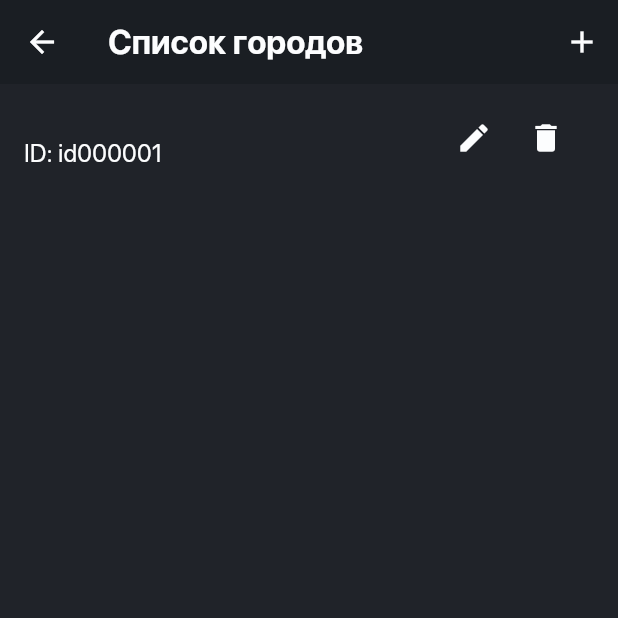
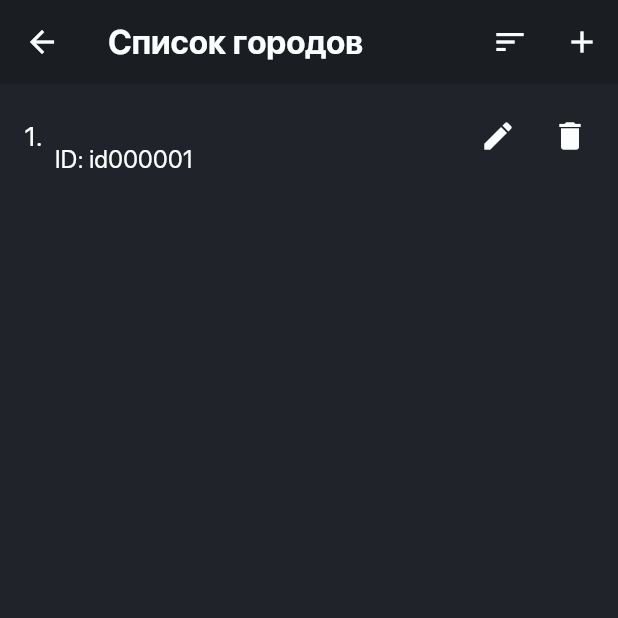
Before and after one commit to McAr0v/dvij_flutter, a Flutter app: the CityEditScreen screen opened directly, after a tap on "Опубликовать", on a phone screen of 412 x 824 dp, the top half of it. Run offline on Flutter 3.47's test engine with Material 3 defaults, Android fonts, the phone set to English and light mode, and no system bars; our stand-ins replace firebase_auth, firebase_core, firebase_database, firebase_storage, flutter_svg, image_picker; accounts and stored records are empty; project files that could hold a hidden picture were left out.

Commit message:
Create cities list item in cities list screen

```diff
--- a/lib/cities/city_class.dart
+++ b/lib/cities/city_class.dart
@@ -80,9 +80,17 @@ class City {
     }
   }
 
+  static void sortCitiesByName(List<City> cities, bool order) {
+
+    if (order) cities.sort((a, b) => a.name.compareTo(b.name));
+    else {
+      cities.sort((a, b) => b.name.compareTo(a.name));
+    }
+  }
+
   // Метод для получения списка городов из Firebase
 
-  static Future<List<City>> getCities() async {
+  static Future<List<City>> getCities({bool order = true}) async {
 
     List<City> cities = [];
 
@@ -101,6 +109,8 @@ class City {
       // и обавляем в список городов
       cities.add(City.fromSnapshot(childSnapshot));
     }
+
+    sortCitiesByName(cities, order);
 
     // Возвращаем список
     return cities;
--- /dev/null
+++ b/lib/elements/cities_elements/city_element_in_cities_screen.dart
@@ -0,0 +1,87 @@
+import 'package:flutter/material.dart';
+import '../../cities/city_class.dart';
+import '../../screens/cities_screens/city_add_or_edit_screen.dart';
+
+class CityElementInCitiesScreen extends StatelessWidget {
+  final List<City> cities;
+  final Function(String) onDeleteCity;
+
+  const CityElementInCitiesScreen({Key? key, required this.cities, required this.onDeleteCity})
+      : super(key: key);
+
+  @override
+  Widget build(BuildContext context) {
+    return _buildCitiesList();
+  }
+
+  Widget _buildCitiesList() {
+    if (cities.isEmpty) {
+      return Center(child: Text('Список городов пуст'));
+    } else {
+      return ListView.builder(
+        padding: const EdgeInsets.all(8.0),
+        itemCount: cities.length,
+        itemBuilder: (context, index) {
+          return Column(
+            children: [
+              Row(
+                children: [
+                  // Порядковый номер строки
+                  Padding(
+                    padding: const EdgeInsets.all(8.0),
+                    child: Text(
+                      '${index + 1}.',
+                      style: TextStyle(fontSize: 18.0),
+                    ),
+                  ),
+                  // Название города и ID
+                  Expanded(
+                    child: Column(
+                      crossAxisAlignment: CrossAxisAlignment.start,
+                      children: [
+                        Text(
+                          cities[index].name,
+                          style: TextStyle(fontSize: 18.0, fontWeight: FontWeight.bold),
+                        ),
+                        SizedBox(height: 8.0),
+                        Text('ID: ${cities[index].id}'),
+                      ],
+                    ),
+                  ),
+                  // Кнопки редактирования и удаления
+                  Row(
+                    children: [
+                      IconButton(
+                        icon: Icon(Icons.edit),
+                        onPressed: () {
+                          Navigator.push(
+                            context,
+                            MaterialPageRoute(
+                              builder: (context) => CityEditScreen(city: cities[index]),
+                            ),
+                          );
+                        },
+                      ),
+                      IconButton(
+                        icon: Icon(Icons.delete),
+                        onPressed: () async {
+                          String result = await City.deleteCity(cities[index].id);
+
+                          if (result == 'success') {
+                            onDeleteCity(cities[index].id); // Уведомляем родительский виджет об удалении
+                            //TODO Сделать всплывающее оповещение что успешно
+                          }
+                        },
+                      ),
+                    ],
+                  ),
+                ],
+              ),
+              SizedBox(height: 16.0), // Расстояние между элементами
+            ],
+          );
+        },
+      );
+    }
+  }
+}
--- a/lib/screens/cities_screens/cities_list_screen.dart
+++ b/lib/screens/cities_screens/cities_list_screen.dart
@@ -1,5 +1,7 @@
 import 'package:flutter/material.dart';
 import '../../cities/city_class.dart';
+import '../../elements/cities_elements/city_element_in_cities_screen.dart';
+import '../../themes/app_colors.dart';
 import 'city_add_or_edit_screen.dart';
 
 class CitiesListScreen extends StatefulWidget {
@@ -11,6 +13,7 @@ class CitiesListScreen extends StatefulWidget {
 
 class _CitiesListScreenState extends State<CitiesListScreen> {
   List<City> _cities = [];
+  bool _isAscending = true; // Переменная для отслеживания направления сортировки
 
   @override
   void initState() {
@@ -25,6 +28,20 @@ class _CitiesListScreenState extends State<CitiesListScreen> {
         title: Text('Список городов'),
         actions: [
           IconButton(
+            icon: Icon(
+              Icons.sort,
+              color: _isAscending ? AppColors.white : AppColors.brandColor, // Изменение цвета иконки
+            ),
+            onPressed: () {
+              // Инвертируем направление сортировки
+              setState(() {
+                _isAscending = !_isAscending;
+              });
+              // Обновляем список городов с новым направлением сортировки
+              _getCitiesFromDatabase();
+            },
+          ),
+          IconButton(
             icon: Icon(Icons.add),
             onPressed: () {
               Navigator.push(
@@ -35,13 +52,16 @@ class _CitiesListScreenState extends State<CitiesListScreen> {
           ),
         ],
       ),
-      body: _buildCitiesList(),
+      body: CityElementInCitiesScreen(
+        cities: _cities,
+        onDeleteCity: _onDeleteCity,
+      ),
     );
   }
 
   Future<void> _getCitiesFromDatabase() async {
     try {
-      List<City> cities = await City.getCities();
+      List<City> cities = await City.getCities(order: _isAscending);
       setState(() {
         _cities = cities;
       });
@@ -50,49 +70,9 @@ class _CitiesListScreenState extends State<CitiesListScreen> {
     }
   }
 
-  Widget _buildCitiesList() {
-    if (_cities.isEmpty) {
-      return Center(child: Text('Список городов пуст'));
-    } else {
-      return ListView.builder(
-        itemCount: _cities.length,
-        itemBuilder: (context, index) {
-          return ListTile(
-            title: Text(_cities[index].name),
-            subtitle: Text('ID: ${_cities[index].id}'),
-            trailing: Row(
-              mainAxisSize: MainAxisSize.min,
-              children: [
-                IconButton(
-                  icon: Icon(Icons.edit),
-                  onPressed: () {
-                    Navigator.push(
-                      context,
-                      MaterialPageRoute(
-                        builder: (context) => CityEditScreen(city: _cities[index]),
-                      ),
-                    );
-                  },
-                ),
-                IconButton(
-                  icon: Icon(Icons.delete),
-                  onPressed: () async {
-
-                    String result = await City.deleteCity(_cities[index].id);
-
-                    if (result == 'success') {
-                      _getCitiesFromDatabase();
-                      //TODO Сделать всплывающее оповещение что успешно
-                    }
-
-                    // Добавить функционал удаления города
-                  },
-                ),
-              ],
-            ),
-          );
-        },
-      );
-    }
+  void _onDeleteCity(String cityId) {
+    setState(() {
+      _cities.removeWhere((city) => city.id == cityId);
+    });
   }
 }
```
